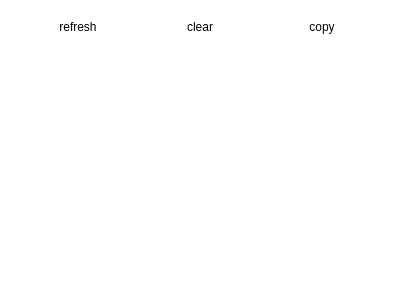
This is QtAdb/sonPages/standardoutputpage.ui in LapplandSP/QtAdb as Qt 5 draws it before an edit. The edited form follows.
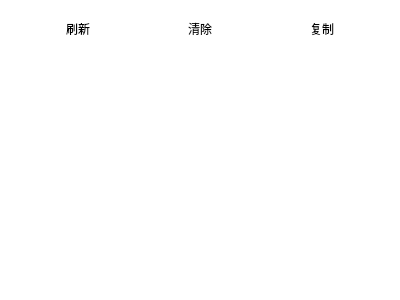
This is the edited form.

Patch:
```diff
--- a/QtAdb/sonPages/standardoutputpage.ui
+++ b/QtAdb/sonPages/standardoutputpage.ui
@@ -33,7 +33,7 @@
 QToolTip{border:1px solid #BDBDBD; background-color: #ffffff; color:rgba(117, 117, 117, 0.9);font-family: MiSans Medium; font-size:12px;border-radius:4px;}</string>
             </property>
             <property name="text">
-             <string>refresh</string>
+             <string>刷新</string>
             </property>
            </widget>
           </item>
@@ -46,7 +46,7 @@
 QToolTip{border:1px solid #BDBDBD; background-color: #ffffff; color:rgba(117, 117, 117, 0.9);font-family: MiSans Medium; font-size:12px;border-radius:4px;}</string>
             </property>
             <property name="text">
-             <string>clear</string>
+             <string>清除</string>
             </property>
            </widget>
           </item>
@@ -59,7 +59,7 @@
 QToolTip{border:1px solid #BDBDBD; background-color: #ffffff; color:rgba(117, 117, 117, 0.9);font-family: MiSans Medium; font-size:12px;border-radius:4px;}</string>
             </property>
             <property name="text">
-             <string>copy</string>
+             <string>复制</string>
             </property>
            </widget>
           </item>
```
